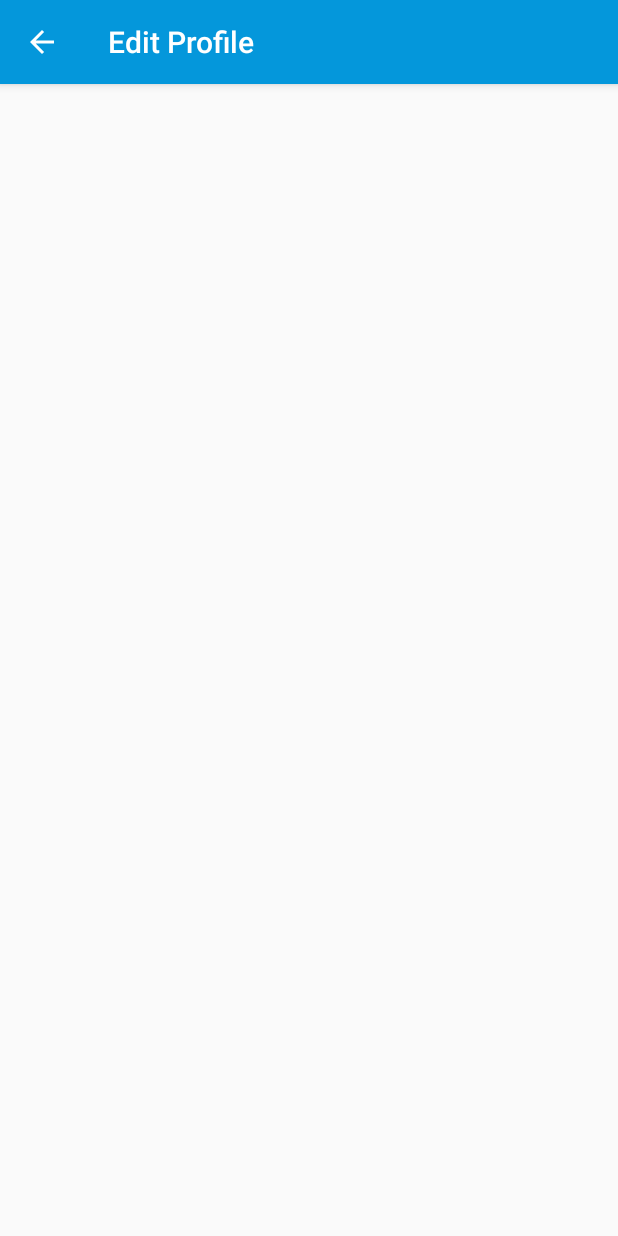
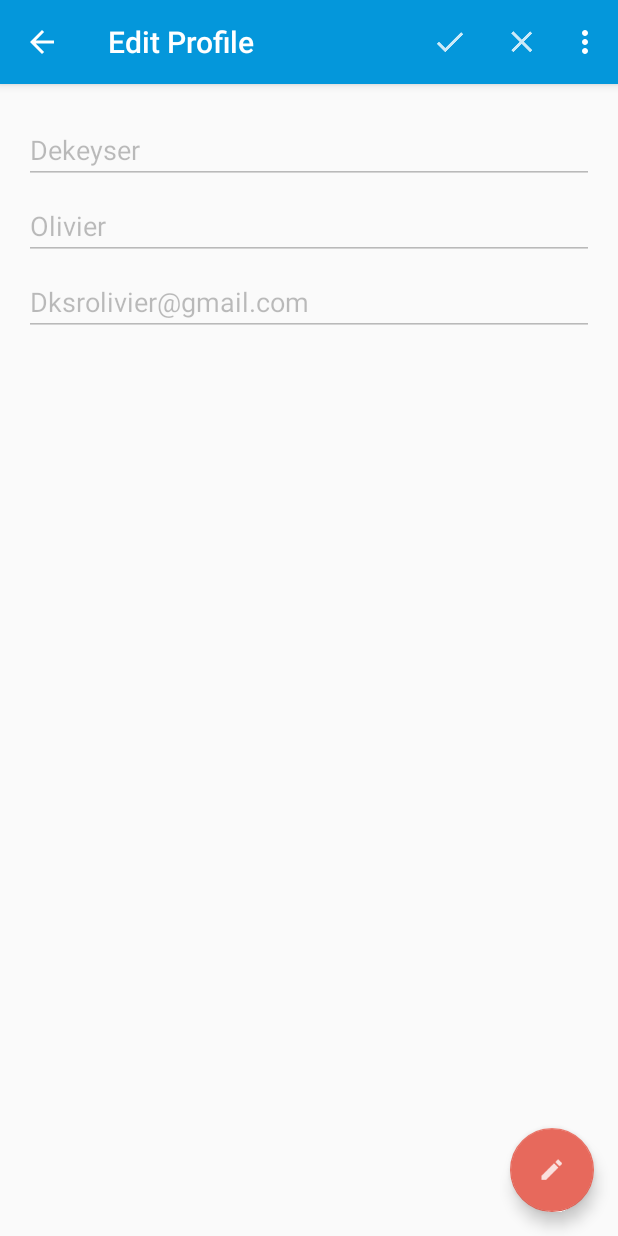
Before and after one commit to demetsn/IntegrationGP4, an Android app: the EditProfile screen opened directly, with no data from a screen before it, on a phone screen of 412 x 824 dp. Run offline under Robolectric (Android 15) with nearby library versions, the phone set to English and light mode, and no system bars.

Commit message:
Edit Profil OK Manque connexion serveur.

```diff
--- a/app/src/main/java/ephec/noticeme/AlarmReceiver.java
+++ b/app/src/main/java/ephec/noticeme/AlarmReceiver.java
@@ -10,6 +10,7 @@ import android.content.Intent;
 import android.media.Ringtone;
 import android.media.RingtoneManager;
 import android.net.Uri;
+import android.os.Bundle;
 import android.support.v4.app.NotificationCompat;
 import android.support.v4.content.WakefulBroadcastReceiver;
 
@@ -30,9 +31,10 @@ public class AlarmReceiver extends WakefulBroadcastReceiver {
         //this will send a notification message
         //ComponentName comp = new ComponentName(context.getPackageName(),
         //        AlarmService.class.getName());
+        Bundle extras = intent.getExtras();
         Intent service = new Intent(context,AlarmService.class);
-        service.putExtra("memoTitle","Test");
-        startWakefulService(context,service);
+        service.putExtra("memoTitle", extras.getString("memotitle"));
+        startWakefulService(context, service);
         //startWakefulService(context, (intent.setComponent(comp)));
         setResultCode(Activity.RESULT_OK);
 
--- a/app/src/main/java/ephec/noticeme/AlarmService.java
+++ b/app/src/main/java/ephec/noticeme/AlarmService.java
@@ -25,6 +25,7 @@ public class AlarmService extends IntentService {
             DBHelper db = new DBHelper(this);
             db.getReadableDatabase();
             Alarm memo = db.getAlarm(extras.getString("memoTitle"));
+            System.out.println(extras.getString("memoTitle"));
             db.close();
             launchNotification(memo);
         }
--- a/app/src/main/java/ephec/noticeme/EditProfile.java
+++ b/app/src/main/java/ephec/noticeme/EditProfile.java
@@ -1,5 +1,6 @@
 package ephec.noticeme;
 
+import android.content.Intent;
 import android.os.Bundle;
 import android.support.design.widget.FloatingActionButton;
 import android.support.design.widget.Snackbar;
@@ -7,10 +8,26 @@ import android.support.v4.app.NavUtils;
 import android.support.v7.app.ActionBar;
 import android.support.v7.app.AppCompatActivity;
 import android.support.v7.widget.Toolbar;
+import android.view.Menu;
 import android.view.MenuItem;
 import android.view.View;
+import android.widget.EditText;
 
 public class EditProfile extends AppCompatActivity {
+
+    private EditText name;
+    private EditText firstname;
+    private EditText email;
+
+    private FloatingActionButton fab;
+
+    private String actualName = "Dekeyser";
+    private String actualFisrtname = "Olivier";
+    private String actualEmail = "Dksrolivier@gmail.com";
+
+    private String newName;
+    private String newFirstname;
+    private String newEmail;
 
     @Override
     protected void onCreate(Bundle savedInstanceState) {
@@ -24,6 +41,35 @@ public class EditProfile extends AppCompatActivity {
             actionBar.setDisplayHomeAsUpEnabled(true);
         }
 
+        //TODO Set les champs avec les valeurs enregistrées sur le serveur et aussi actualName,FirstName et Email.
+        name = (EditText) findViewById(R.id.editProfileName);
+        name.setText(actualName);
+        name.setEnabled(false);
+        firstname = (EditText) findViewById(R.id.editProfileFirstname);
+        firstname.setText(actualFisrtname);
+        firstname.setEnabled(false);
+        email = (EditText) findViewById(R.id.editProfileEmail);
+        email.setText(actualEmail);
+        email.setEnabled(false);
+
+        fab = (FloatingActionButton) findViewById(R.id.fab);
+        fab.setOnClickListener(new View.OnClickListener() {
+            @Override
+            public void onClick(View view) {
+                name.setEnabled(true);
+                firstname.setEnabled(true);
+                email.setEnabled(true);
+                fab.setVisibility(View.INVISIBLE);
+            }
+        });
+
+    }
+
+    @Override
+    public boolean onCreateOptionsMenu(Menu menu) {
+        // Inflate the menu; this adds items to the action bar if it is present.
+        getMenuInflater().inflate(R.menu.add_memo_menu, menu);
+        return true;
     }
 
     @Override
@@ -32,10 +78,36 @@ public class EditProfile extends AppCompatActivity {
             case android.R.id.home:
                 NavUtils.navigateUpFromSameTask(this);
                 return true;
+
+            case R.id.action_done:
+                /*TODO Valide le changement de profil il faut faire une connexion au serveur pour qu'il enregistre les modifications.
+                *Il faudra faire un if else en fonction de la réponse du serveur. True, on retourne sur mainactivity
+                *False on reste et on remet les champs non éditables avec les anciennes valeurs.
+                *Enregistrer les nouvelles valeurs dans newName,Firstname et Email.*/
+                boolean newProfileValidated = false;
+
+                if (newProfileValidated) {
+                    Intent returnToMain = new Intent(this, MainActivity.class);
+                    startActivity(returnToMain);
+                } else {
+                    name.setError("Enable to connect. Please try again.");
+                    name.requestFocus();
+                }
+                return true;
+
+            case R.id.action_cancel:
+
+                name.setText(actualName);
+                firstname.setText(actualFisrtname);
+                email.setText(actualEmail);
+                name.setEnabled(false);
+                firstname.setEnabled(false);
+                email.setEnabled(false);
+                fab.setVisibility(View.VISIBLE);
+                return true;
+
             default:
                 return super.onOptionsItemSelected(item);
         }
     }
-
-
 }
--- a/app/src/main/java/ephec/noticeme/MainActivity.java
+++ b/app/src/main/java/ephec/noticeme/MainActivity.java
@@ -312,6 +312,7 @@ public class MainActivity extends AppCompatActivity
     private void setTimedAlert(Alarm memo) {
         Intent intentAlarm = new Intent(this,AlarmReceiver.class);
         intentAlarm.putExtra("memoTitle", memo.getTitle());
+        System.out.println(memo.getTitle());
         PendingIntent pendingIntent = PendingIntent.getBroadcast(this, memo.getId(), intentAlarm, 0);
 
         AlarmManager manager = (AlarmManager) getSystemService(Context.ALARM_SERVICE);
--- a/app/src/main/res/layout/activity_edit_profile.xml
+++ b/app/src/main/res/layout/activity_edit_profile.xml
@@ -13,7 +13,13 @@
             android:layout_width="match_parent" android:layout_height="?attr/actionBarSize"
             android:background="?attr/colorPrimary" app:popupTheme="@style/AppTheme.PopupOverlay" />
 
+
     </android.support.design.widget.AppBarLayout>
+
+    <android.support.design.widget.FloatingActionButton android:id="@+id/fab"
+        android:layout_width="wrap_content" android:layout_height="wrap_content"
+        android:layout_gravity="bottom|end" android:layout_margin="@dimen/fab_margin"
+        android:src="@drawable/ic_edit" />
 
     <include layout="@layout/content_edit_profile" />
 
--- a/app/src/main/res/layout/content_edit_profile.xml
+++ b/app/src/main/res/layout/content_edit_profile.xml
@@ -9,4 +9,36 @@
     app:layout_behavior="@string/appbar_scrolling_view_behavior"
     tools:showIn="@layout/activity_edit_profile" tools:context="ephec.noticeme.EditProfile">
 
+    <EditText
+        android:layout_width="wrap_content"
+        android:layout_height="wrap_content"
+        android:id="@+id/editProfileName"
+        android:hint="@string/editProfileName"
+        android:textColorHint="@color/lightGrey"
+        android:layout_marginTop="5dp"
+        android:layout_alignParentEnd="true"
+        android:layout_alignParentTop="true"
+        android:layout_alignParentStart="true" />
+
+    <EditText
+        android:layout_width="wrap_content"
+        android:layout_height="wrap_content"
+        android:id="@+id/editProfileFirstname"
+        android:hint="@string/editProfileFirstname"
+        android:textColorHint="@color/lightGrey"
+        android:layout_below="@+id/editProfileName"
+        android:layout_marginTop="5dp"
+        android:layout_alignParentEnd="true"
+        android:layout_alignParentStart="true" />
+
+    <EditText
+        android:layout_width="wrap_content"
+        android:layout_height="wrap_content"
+        android:id="@+id/editProfileEmail"
+        android:hint="@string/editProfileEmail"
+        android:textColorHint="@color/lightGrey"
+        android:layout_below="@+id/editProfileFirstname"
+        android:layout_marginTop="5dp"
+        android:layout_alignParentEnd="true"
+        android:layout_alignParentStart="true" />
 </RelativeLayout>
--- a/app/src/main/res/values/strings.xml
+++ b/app/src/main/res/values/strings.xml
@@ -32,6 +32,11 @@
     <string name="addMemoChooseTime">Choose a time (optional)</string>
     <string name="addMemoSave">Save memo</string>
     <string name="addMemoCancel">Cancel</string>
+
+    <!-- Strings related to editProfile -->
+    <string name="editProfileName">Lastame</string>
+    <string name="editProfileFirstname">Firstame</string>
+    <string name="editProfileEmail">Email</string>
 
     <!-- Strings related to Settings -->
         <!-- Example General settings -->
```
Also changed, not shown: app/src/main/java/ephec/noticeme/LoginActivity.java (+4 -3 lines), app/src/main/java/ephec/noticeme/Profile.java (+11 -0 lines), app/src/main/res/layout/fragment_profile.xml (+42 -5 lines).
